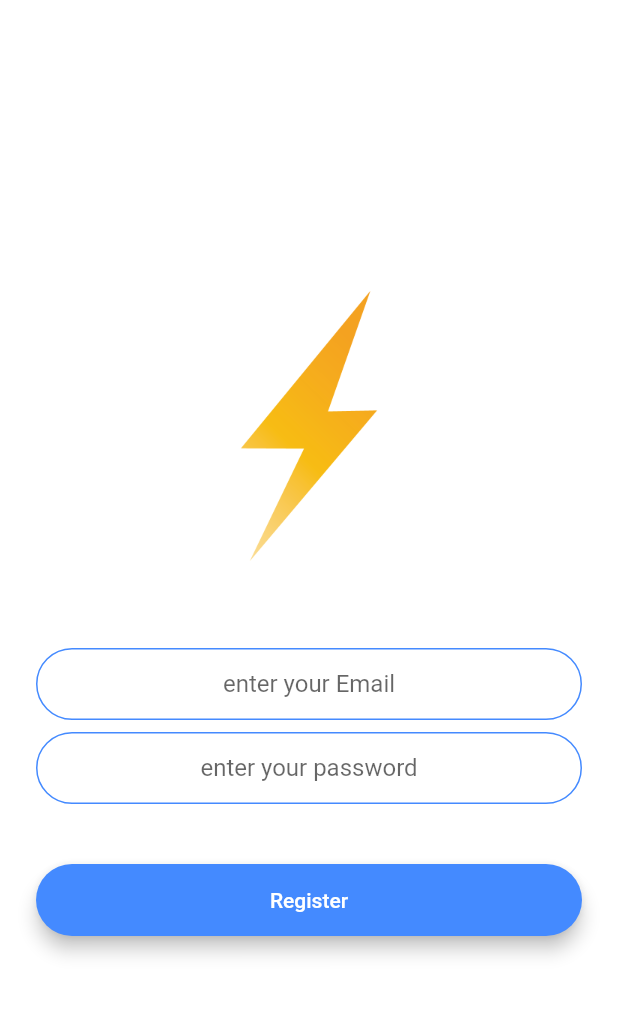
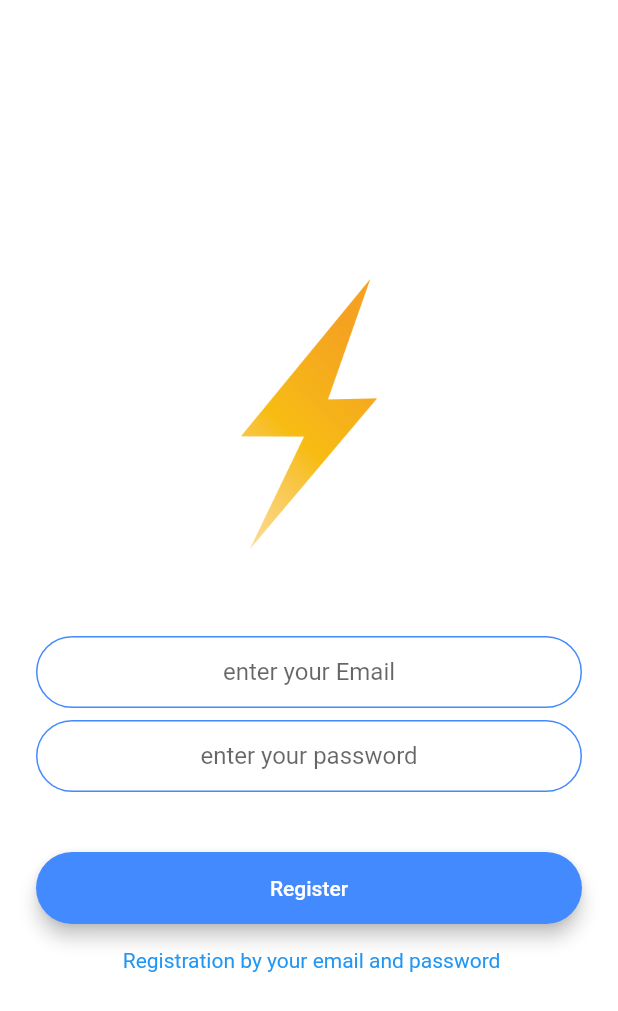
Before and after one commit to Muhammad-Marei/flash_app, a Flutter app: the RegistrationScreen screen opened by its route, after a tap on "Register", on a phone screen of 412 x 824 dp. Shown: the top 1011 px of the screen. Run offline on Flutter 3.47's test engine with Material 2 defaults, Android fonts, the phone set to English and light mode, and no system bars; our stand-ins replace animated_text_kit, cloud_firestore, firebase_auth, firebase_core, liquid_progress_indicator; accounts and stored records are empty.

```diff
--- a/lib/screens/login_screen.dart
+++ b/lib/screens/login_screen.dart
@@ -1,6 +1,7 @@
 import 'package:flutter/material.dart';
 import 'package:flash_app/constants.dart';
-
+import 'package:firebase_auth/firebase_auth.dart';
+import 'chat_screen.dart';
 class LoginScreen extends StatefulWidget {
   static const String id = "LoginScreen";
   @override
@@ -8,6 +9,9 @@ class LoginScreen extends StatefulWidget {
 }
 
 class _LoginScreenState extends State<LoginScreen> {
+  String massage = "login by your email and password" ;
+  String email ;
+  String password ;
   @override
   Widget build(BuildContext context) {
     return Scaffold(
@@ -32,6 +36,7 @@ class _LoginScreenState extends State<LoginScreen> {
               keyboardType: TextInputType.emailAddress,
               textAlign: TextAlign.center,
               onChanged: (value) {
+                email=value;
                 //Do something with the user input.
               },
               decoration: ktextFieldDecoration.copyWith(hintText:"enter your Email" ) ,
@@ -43,6 +48,7 @@ class _LoginScreenState extends State<LoginScreen> {
               obscureText: true,
               textAlign: TextAlign.center,
               onChanged: (value) {
+                password= value;
                 //Do something with the user input.
               },
               decoration: ktextFieldDecoration.copyWith(hintText:"enter your password" ),
@@ -57,7 +63,26 @@ class _LoginScreenState extends State<LoginScreen> {
                 borderRadius: BorderRadius.all(Radius.circular(30.0)),
                 elevation: 5.0,
                 child: MaterialButton(
-                  onPressed: () {
+                  onPressed: () async {
+                    try {
+                      UserCredential userCredential = await FirebaseAuth.instance.signInWithEmailAndPassword(
+                          email: email,
+                          password: password
+                      );
+                      Navigator.pushNamed(context, ChatScreen.id);
+                    } on FirebaseAuthException catch (e) {
+                      if (e.code == 'user-not-found') {
+                        print('No user found for that email.');
+                        massage='No user found for that email.';
+                        setState(() {
+                        });
+                      } else if (e.code == 'wrong-password') {
+                        print('Wrong password provided for that user.');
+                        massage='Wrong password provided for that user.';
+                        setState(() {
+                        });
+                      }
+                    }
                     //Implement login functionality.
                   },
                   minWidth: 200.0,
@@ -68,6 +93,12 @@ class _LoginScreenState extends State<LoginScreen> {
                 ),
               ),
             ),
+            Row(
+              mainAxisAlignment: MainAxisAlignment.center,
+              children: [
+                Text("$massage",style: TextStyle(color: massage =="login by your email and password"?Colors.blue:Colors.red ,)),
+              ],
+            ),
           ],
         ),
       ),
--- a/lib/screens/registration_screen.dart
+++ b/lib/screens/registration_screen.dart
@@ -1,9 +1,9 @@
+import 'package:flutter/cupertino.dart';
 import 'package:flutter/material.dart';
 import 'package:flash_app/constants.dart';
 import 'package:firebase_auth/firebase_auth.dart';
 import 'chat_screen.dart';
-import 'chat_screen.dart';
-import 'package:firebase_core/firebase_core.dart';
+
 
 
 class RegistrationScreen extends StatefulWidget {
@@ -15,13 +15,18 @@ class RegistrationScreen extends StatefulWidget {
 }
 
 class _RegistrationScreenState extends State<RegistrationScreen> {
-  UserCredential userCredential;
-  String email ="marei@gmail.com";
-  String password="123456789";
+
+  String massage = " Registration by your email and password" ;
+  UserCredential user;
+  String email ;
+  String password;
+
   @override
   Widget build(BuildContext context) {
+
     return Scaffold(
-      backgroundColor: Colors.white,
+
+    backgroundColor: Colors.white,
       body: Padding(
         padding: EdgeInsets.symmetric(horizontal: 24.0),
         child: Column(
@@ -70,20 +75,28 @@ class _RegistrationScreenState extends State<RegistrationScreen> {
                 child: MaterialButton(
                   onPressed: () async {
                     try {
-                      userCredential = await FirebaseAuth.instance.createUserWithEmailAndPassword(
-                          email: "barry.allen@example.com",
-                          password: "SuperSecretPassword!",
-                      );
+                      user =await FirebaseAuth.instance.createUserWithEmailAndPassword(email: email, password: password);
+                      if(user != null)
+                      { Navigator.pushNamed(context,ChatScreen.id);}
+
                     } on FirebaseAuthException catch (e) {
-                      if (e.code == 'weak-password') {
+                    if(user == null){
+                    massage ="please enter Email and Password";
+                    setState(() {});
+                    }else if (e.code == 'weak-password') {
                         print('The password provided is too weak.');
+                        massage ='The password provided is too weak.';
+                        setState(() {
+                        });
                       } else if (e.code == 'email-already-in-use') {
                         print('The account already exists for that email.');
+                        massage='The account already exists for that email.';
+                        setState(() {
+                        });
                       }
                     } catch (e) {
                       print(e);
                     }
-                    print (userCredential);
                   },
                   minWidth: 200.0,
                   height: 42.0,
@@ -94,6 +107,12 @@ class _RegistrationScreenState extends State<RegistrationScreen> {
                 ),
               ),
             ),
+            Row(
+              mainAxisAlignment: MainAxisAlignment.center,
+              children: [
+                Text("$massage",style: TextStyle(color: massage ==" Registration by your email and password"?Colors.blue:Colors.red ,)),
+              ],
+            ),
           ],
         ),
       ),
--- a/pubspec.yaml
+++ b/pubspec.yaml
@@ -25,19 +25,19 @@ dependencies:
     sdk: flutter
 
   animated_text_kit: ^3.1.2
-
+  rounded_loading_button: ^1.0.0
   cupertino_icons: ^1.0.2
   firebase_core: ^1.0.2
   firebase_auth: ^1.0.1
   cloud_firestore: ^1.0.2
+  provider: ^5.0.0
+  liquid_progress_indicator: ^0.3.2
 
 dev_dependencies:
   flutter_test:
     sdk: flutter
 
 flutter:
-
-
   uses-material-design: true
 
   assets:
```
Also changed, not shown: lib/main.dart (+2 -7 lines), lib/screens/chat_screen.dart (+93 -9 lines), pubspec.lock, 7 other files.
